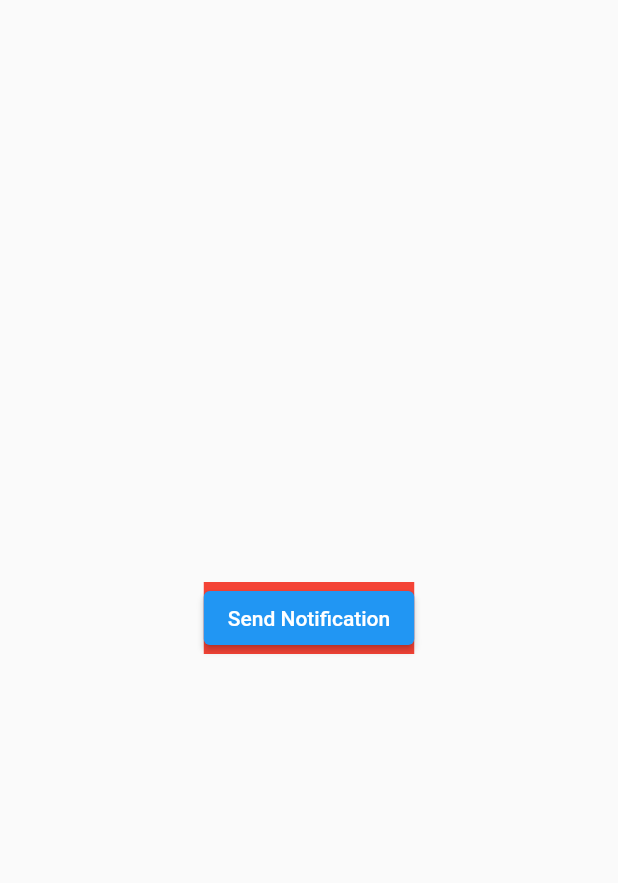
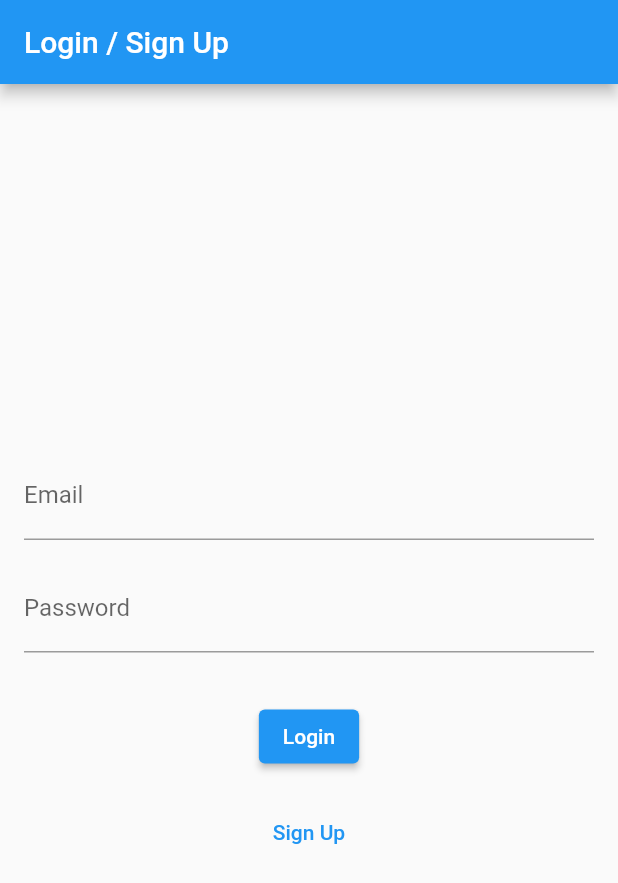
Before and after one commit to engsaqer96/FBProject, a Flutter app: the screen it shows after launch, on a phone screen of 412 x 824 dp. Shown: the top 883 px of the screen. Run offline on Flutter 3.47's test engine with Material 2 defaults, Android fonts, the phone set to English and light mode, and no system bars; our stand-ins replace dio, firebase_auth, firebase_core, firebase_messaging; accounts and stored records are empty.

Commit message:
Auth And Fcm

```diff
--- /dev/null
+++ b/lib/Helpers/AuthHelper.dart
@@ -0,0 +1,47 @@
+import 'package:firebase_auth/firebase_auth.dart';
+
+class AuthHelper{
+  AuthHelper._();
+  static final FirebaseAuth instance=FirebaseAuth.instance;
+  User? user=instance.currentUser;
+
+  static Future<String> createUser(String email,String password) async{
+    String msg='';
+    try {
+      await instance.createUserWithEmailAndPassword(
+        email: email,
+        password: password,
+      );
+    } on FirebaseAuthException catch (e) {
+      if (e.code == 'weak-password') {
+       msg= 'The password provided is too weak.';
+      } else if (e.code == 'email-already-in-use') {
+        msg= 'The account already exists for that email.';
+      }
+    } catch (e) {
+      msg= 'Opps something go wrong x_x';
+    }
+    return msg;
+  }
+  static Future<String> loginUser(String email,String password) async{
+    String msg='';
+    try {
+      await instance.signInWithEmailAndPassword(
+        email: email,
+        password: password,
+      );
+    } on FirebaseAuthException catch (e) {
+      if (e.code == 'user-not-found') {
+        msg='No user found for that email.';
+      } else if (e.code == 'wrong-password') {
+        msg='Wrong password provided for that user.';
+      }
+    } catch (e) {
+      msg= 'Opps something go wrong x_x';
+    }
+    return msg;
+  }
+  static singOut() async{
+    await instance.signOut();
+  }
+}
--- /dev/null
+++ b/lib/UIScreens/LoginSignupScreen.dart
@@ -0,0 +1,45 @@
+import 'package:flutter/material.dart';
+class LoginSignUpScreen extends StatelessWidget {
+  @override
+  Widget build(BuildContext context) {
+    return Scaffold(
+      appBar: AppBar(
+        title: Text('Login / Sign Up'),
+      ),
+      body: Container(
+        padding: EdgeInsets.all(16.0),
+        child: Column(
+          mainAxisAlignment: MainAxisAlignment.center,
+          children: [
+            TextFormField(
+              decoration: InputDecoration(
+                labelText: 'Email',
+              ),
+            ),
+            SizedBox(height: 16.0),
+            TextFormField(
+              decoration: InputDecoration(
+                labelText: 'Password',
+              ),
+              obscureText: true,
+            ),
+            SizedBox(height: 32.0),
+            ElevatedButton(
+              onPressed: () {
+                // TODO: Implement login functionality
+              },
+              child: Text('Login'),
+            ),
+            SizedBox(height: 16.0),
+            TextButton(
+              onPressed: () {
+                // TODO: Implement sign-up functionality
+              },
+              child: Text('Sign Up'),
+            ),
+          ],
+        ),
+      ),
+    );
+  }
+}
--- a/pubspec.yaml
+++ b/pubspec.yaml
@@ -40,6 +40,7 @@ dependencies:
   firebase_messaging: ^14.6.4
   provider: ^6.0.5
   dio: ^5.2.1+1
+  firebase_auth: ^4.7.0
 dev_dependencies:
   flutter_test:
     sdk: flutter
```
Also changed, not shown: lib/Helpers/NotificationHelper.dart (added, +58 -0 lines), lib/Providers/FBProvider.dart (+6 -6 lines), lib/UIScreens/HomePage.dart (+17 -4 lines), lib/main.dart (+12 -4 lines), pubspec.lock.
